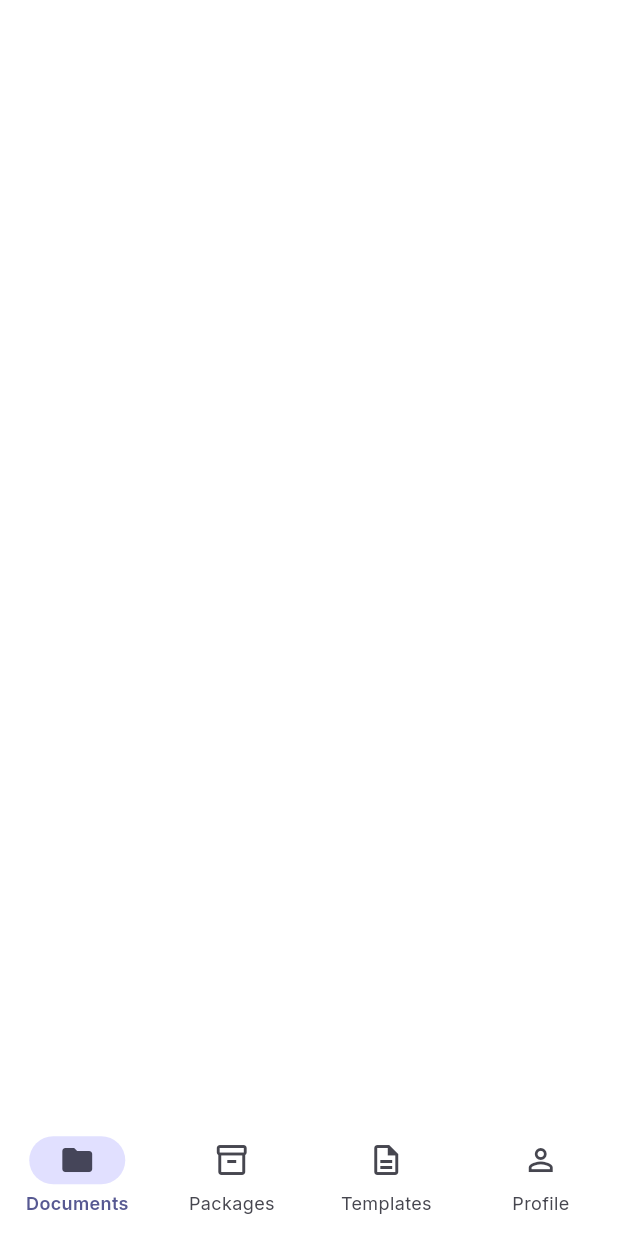
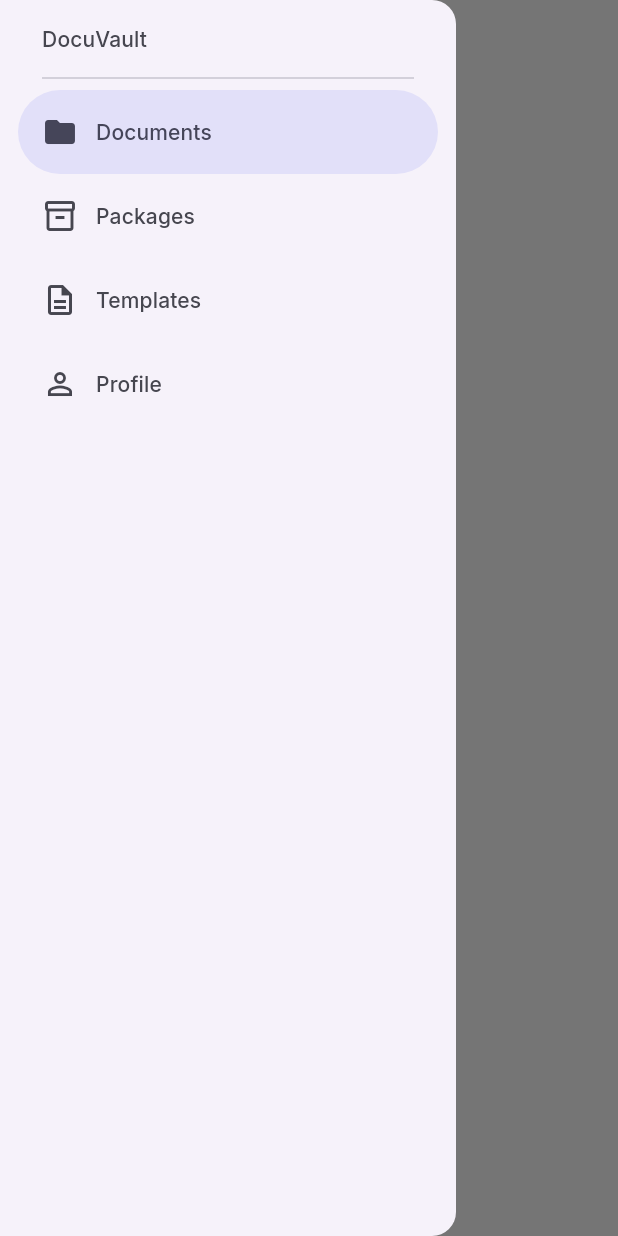
Before and after one commit to patricklouisw/docvault, a Flutter app: the HomeShellScreen screen opened directly with empty values, with the side drawer open (before the commit the screen has no drawer), on a phone screen of 412 x 824 dp. Run offline on Flutter 3.47's test engine with Material 3 defaults, Android fonts, the phone set to English and light mode, and no system bars; our stand-ins replace cloud_firestore, firebase_auth, firebase_core, flutter_riverpod, go_router, google_fonts and 5 more; missing offline and left inert: cryptography; accounts and stored records are empty.

Commit message:
Refactor HomeShellScreen and ProfileScreen for improved UI and navigation in DocVault app
Updated the HomeShellScreen to include a dynamic AppBar with tab labels and icons, enhancing user navigation. Refactored the ProfileScreen layout for better readability and user experience, including improved display of user information and logout functionality. These changes streamline the UI and improve overall app usability.

```diff
--- a/lib/features/home/presentation/home_shell_screen.dart
+++ b/lib/features/home/presentation/home_shell_screen.dart
@@ -16,6 +16,27 @@ class HomeShellScreen extends StatelessWidget {
     AppRoutes.profile,
   ];
 
+  static const _tabLabels = [
+    AppStrings.documents,
+    AppStrings.packages,
+    AppStrings.templates,
+    AppStrings.profile,
+  ];
+
+  static const _tabIcons = [
+    Icons.folder_outlined,
+    Icons.inventory_2_outlined,
+    Icons.description_outlined,
+    Icons.person_outline,
+  ];
+
+  static const _tabSelectedIcons = [
+    Icons.folder,
+    Icons.inventory_2,
+    Icons.description,
+    Icons.person,
+  ];
+
   int _currentIndex(BuildContext context) {
     final location =
         GoRouterState.of(context).uri.toString();
@@ -28,37 +49,45 @@ class HomeShellScreen extends StatelessWidget {
   @override
   Widget build(BuildContext context) {
     final currentIndex = _currentIndex(context);
+    final colorScheme = Theme.of(context).colorScheme;
+    final textTheme = Theme.of(context).textTheme;
 
     return Scaffold(
-      body: child,
-      bottomNavigationBar: NavigationBar(
+      appBar: AppBar(
+        title: Text(_tabLabels[currentIndex]),
+        leading: Builder(
+          builder: (context) => IconButton(
+            icon: const Icon(Icons.menu),
+            onPressed: () => Scaffold.of(context).openDrawer(),
+          ),
+        ),
+      ),
+      drawer: NavigationDrawer(
         selectedIndex: currentIndex,
         onDestinationSelected: (index) {
+          Navigator.of(context).pop();
           context.go(_tabs[index]);
         },
-        destinations: const [
-          NavigationDestination(
-            icon: Icon(Icons.folder_outlined),
-            selectedIcon: Icon(Icons.folder),
-            label: AppStrings.documents,
+        children: [
+          Padding(
+            padding: const EdgeInsets.fromLTRB(28, 16, 16, 8),
+            child: Text(
+              AppStrings.appName,
+              style: textTheme.titleSmall?.copyWith(
+                color: colorScheme.onSurfaceVariant,
+              ),
+            ),
           ),
-          NavigationDestination(
-            icon: Icon(Icons.inventory_2_outlined),
-            selectedIcon: Icon(Icons.inventory_2),
-            label: AppStrings.packages,
-          ),
-          NavigationDestination(
-            icon: Icon(Icons.description_outlined),
-            selectedIcon: Icon(Icons.description),
-            label: AppStrings.templates,
-          ),
-          NavigationDestination(
-            icon: Icon(Icons.person_outline),
-            selectedIcon: Icon(Icons.person),
-            label: AppStrings.profile,
-          ),
+          const Divider(indent: 28, endIndent: 28),
+          for (var i = 0; i < _tabs.length; i++)
+            NavigationDrawerDestination(
+              icon: Icon(_tabIcons[i]),
+              selectedIcon: Icon(_tabSelectedIcons[i]),
+              label: Text(_tabLabels[i]),
+            ),
         ],
       ),
+      body: child,
     );
   }
 }
--- a/lib/features/home/presentation/profile_screen.dart
+++ b/lib/features/home/presentation/profile_screen.dart
@@ -16,12 +16,7 @@ class ProfileScreen extends ConsumerWidget {
     final user = ref.watch(currentUserProvider);
     final theme = Theme.of(context);
 
-    return Scaffold(
-      appBar: AppBar(
-        title: const Text(AppStrings.profile),
-        centerTitle: true,
-      ),
-      body: SafeArea(
+    return SafeArea(
       child: Padding(
         padding: const EdgeInsets.all(AppSpacing.lg),
         child: Column(
@@ -88,7 +83,6 @@ class ProfileScreen extends ConsumerWidget {
           ],
         ),
       ),
-      ),
     );
   }
 
```
Lines whose indentation alone changed are shown as unchanged.
